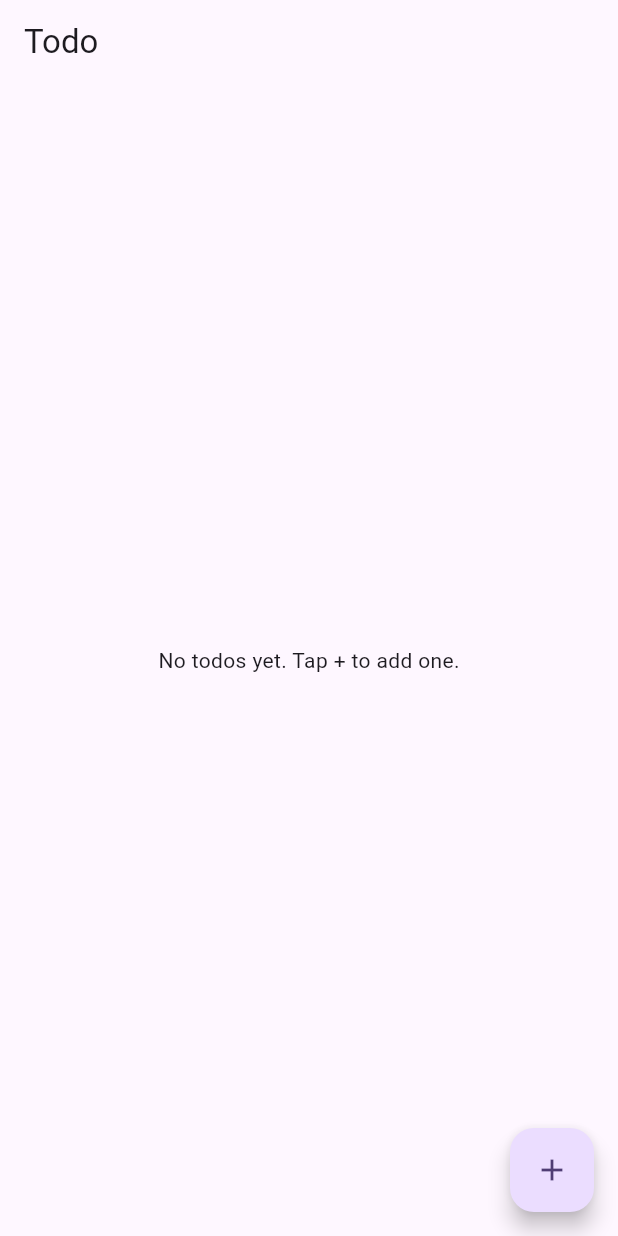
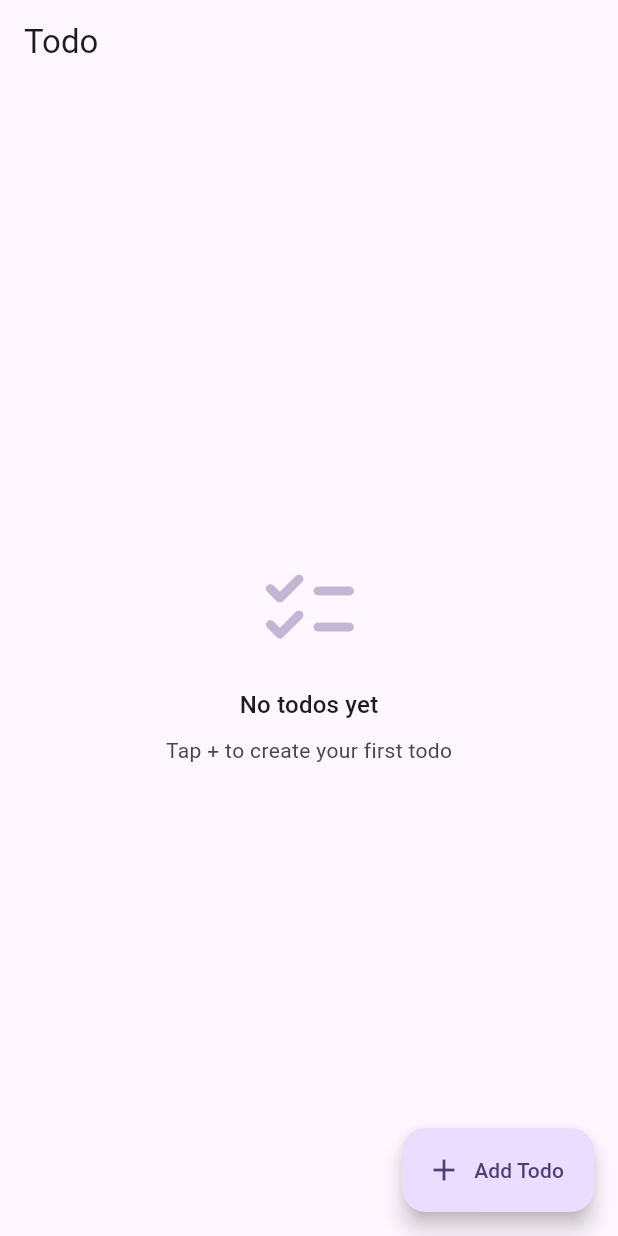
Before and after one commit to akashtyagi25/todoo, a Flutter app: the screen it shows after launch, on a phone screen of 412 x 824 dp. Run offline on Flutter 3.47's test engine with Material 3 defaults, Android fonts, the phone set to English and light mode, and no system bars.

Commit message:
1st todo list show

```diff
--- a/lib/models/todo.dart
+++ b/lib/models/todo.dart
@@ -1,23 +1,62 @@
+enum TodoPriority { low, medium, high }
+
+enum TodoStatus { pending, completed }
+
+extension TodoPriorityX on TodoPriority {
+  String get label => switch (this) {
+        TodoPriority.low => 'Low',
+        TodoPriority.medium => 'Medium',
+        TodoPriority.high => 'High',
+      };
+}
+
+extension TodoStatusX on TodoStatus {
+  String get label => switch (this) {
+        TodoStatus.pending => 'Pending',
+        TodoStatus.completed => 'Completed',
+      };
+
+  bool get isCompleted => this == TodoStatus.completed;
+}
+
 class Todo {
   const Todo({
     required this.id,
     required this.title,
-    this.isCompleted = false,
+    required this.description,
+    required this.dueDate,
+    required this.priority,
+    required this.status,
+    required this.createdDate,
   });
 
   final String id;
   final String title;
-  final bool isCompleted;
+  final String description;
+  final DateTime dueDate;
+  final TodoPriority priority;
+  final TodoStatus status;
+  final DateTime createdDate;
+
+  bool get isCompleted => status.isCompleted;
 
   Todo copyWith({
     String? id,
     String? title,
-    bool? isCompleted,
+    String? description,
+    DateTime? dueDate,
+    TodoPriority? priority,
+    TodoStatus? status,
+    DateTime? createdDate,
   }) {
     return Todo(
       id: id ?? this.id,
       title: title ?? this.title,
-      isCompleted: isCompleted ?? this.isCompleted,
+      description: description ?? this.description,
+      dueDate: dueDate ?? this.dueDate,
+      priority: priority ?? this.priority,
+      status: status ?? this.status,
+      createdDate: createdDate ?? this.createdDate,
     );
   }
 }
--- a/lib/routes/app_router.dart
+++ b/lib/routes/app_router.dart
@@ -1,5 +1,6 @@
 import 'package:flutter/material.dart';
 
+import '../screens/add_todo/add_todo_screen.dart';
 import '../screens/home/home_screen.dart';
 import 'app_routes.dart';
 
@@ -13,6 +14,11 @@ class AppRouter {
           settings: settings,
           builder: (_) => const HomeScreen(),
         );
+      case AppRoutes.addTodo:
+        return MaterialPageRoute<void>(
+          settings: settings,
+          builder: (_) => const AddTodoScreen(),
+        );
       default:
         return MaterialPageRoute<void>(
           settings: settings,
--- a/lib/routes/app_routes.dart
+++ b/lib/routes/app_routes.dart
@@ -2,4 +2,5 @@ class AppRoutes {
   AppRoutes._();
 
   static const String home = '/';
+  static const String addTodo = '/add-todo';
 }
--- a/lib/screens/home/home_screen.dart
+++ b/lib/screens/home/home_screen.dart
@@ -3,6 +3,7 @@ import 'package:provider/provider.dart';
 
 import '../../constants/app_constants.dart';
 import '../../providers/todo_provider.dart';
+import '../../routes/app_routes.dart';
 import '../../widgets/todo_list_item.dart';
 
 class HomeScreen extends StatelessWidget {
@@ -21,12 +22,37 @@ class HomeScreen extends StatelessWidget {
           }
 
           if (provider.todos.isEmpty) {
-            return const Center(
-              child: Text('No todos yet. Tap + to add one.'),
+            return Center(
+              child: Column(
+                mainAxisAlignment: MainAxisAlignment.center,
+                children: [
+                  Icon(
+                    Icons.checklist_rounded,
+                    size: 72,
+                    color: Theme.of(context)
+                        .colorScheme
+                        .primary
+                        .withValues(alpha: 0.4),
+                  ),
+                  const SizedBox(height: 16),
+                  Text(
+                    'No todos yet',
+                    style: Theme.of(context).textTheme.titleMedium,
+                  ),
+                  const SizedBox(height: 8),
+                  Text(
+                    'Tap + to create your first todo',
+                    style: Theme.of(context).textTheme.bodyMedium?.copyWith(
+                          color: Theme.of(context).colorScheme.onSurfaceVariant,
+                        ),
+                  ),
+                ],
+              ),
             );
           }
 
           return ListView.builder(
+            padding: const EdgeInsets.symmetric(vertical: 8),
             itemCount: provider.todos.length,
             itemBuilder: (context, index) {
               final todo = provider.todos[index];
@@ -39,48 +65,11 @@ class HomeScreen extends StatelessWidget {
           );
         },
       ),
-      floatingActionButton: FloatingActionButton(
-        onPressed: () => _showAddTodoDialog(context),
-        tooltip: 'Add todo',
-        child: const Icon(Icons.add),
+      floatingActionButton: FloatingActionButton.extended(
+        onPressed: () => Navigator.pushNamed(context, AppRoutes.addTodo),
+        icon: const Icon(Icons.add),
+        label: const Text('Add Todo'),
       ),
     );
   }
-
-  void _showAddTodoDialog(BuildContext context) {
-    final controller = TextEditingController();
-
-    showDialog<void>(
-      context: context,
-      builder: (dialogContext) {
-        return AlertDialog(
-          title: const Text('Add Todo'),
-          content: TextField(
-            controller: controller,
-            autofocus: true,
-            decoration: const InputDecoration(
-              hintText: 'Enter todo title',
-            ),
-            onSubmitted: (value) {
-              context.read<TodoProvider>().addTodo(value);
-              Navigator.pop(dialogContext);
-            },
-          ),
-          actions: [
-            TextButton(
-              onPressed: () => Navigator.pop(dialogContext),
-              child: const Text('Cancel'),
-            ),
-            TextButton(
-              onPressed: () {
-                context.read<TodoProvider>().addTodo(controller.text);
-                Navigator.pop(dialogContext);
-              },
-              child: const Text('Add'),
-            ),
-          ],
-        );
-      },
-    );
-  }
 }
--- a/pubspec.yaml
+++ b/pubspec.yaml
@@ -35,6 +35,7 @@ dependencies:
   # Use with the CupertinoIcons class for iOS style icons.
   cupertino_icons: ^1.0.8
   provider: ^6.1.5+1
+  intl: ^0.20.2
 
 dev_dependencies:
   flutter_test:
```
Also changed, not shown: lib/providers/todo_provider.dart (+18 -4 lines), lib/screens/add_todo/add_todo_screen.dart (added, +135 -0 lines), lib/utils/date_formatter.dart (added, +9 -0 lines), lib/widgets/priority_chip.dart (added, +39 -0 lines), lib/widgets/status_chip.dart (added, +38 -0 lines), lib/widgets/todo_list_item.dart (+150 -14 lines), pubspec.lock.
